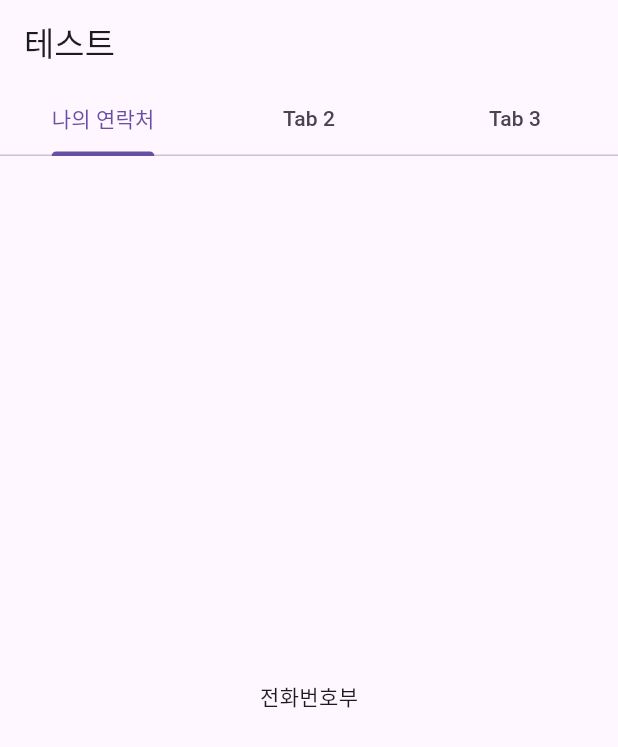
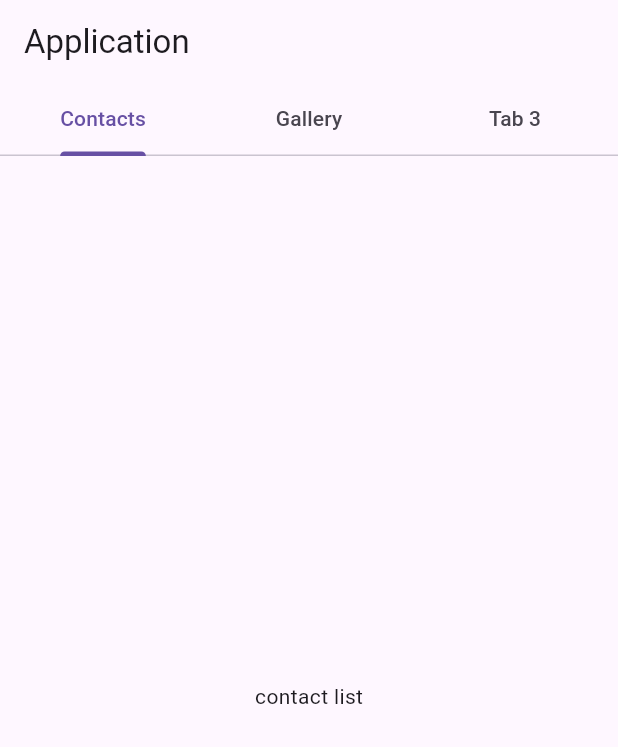
Before and after one commit to LeeHyo-Jeong/MadCamp_Project01, a Flutter app: the screen it shows after launch, on a phone screen of 412 x 824 dp. Shown: the top 747 px of the screen. Run offline on Flutter 3.47's test engine with Material 3 defaults, Android fonts, the phone set to English and light mode, and no system bars; our stand-ins replace contacts_service, permission_handler.

Commit message:
add convinience of get contact list

```diff
--- a/lib/main.dart
+++ b/lib/main.dart
@@ -12,19 +12,19 @@ class MyApp extends StatelessWidget {
         length: 3, // 탭의 개수
         child: Scaffold(
           appBar: AppBar(
-            title: Text('테스트'),
+            title: Text("Application"),
             bottom: TabBar(
               tabs: [
-                Tab(text: '나의 연락처'),
-                Tab(text: 'Tab 2'),
+                Tab(text: 'Contacts'),
+                Tab(text: 'Gallery'),
                 Tab(text: 'Tab 3'),
               ],
             ),
           ),
           body: TabBarView(
             children: [
-              Center(child: Text('전화번호부')),
-              Center(child: Text('Content for Tab 2')),
+              Center(child: Text('contact list')),
+              Center(child: Text('gallery')),
               Center(child: Text('Content for Tab 3')),
             ],
           ),
--- a/pubspec.yaml
+++ b/pubspec.yaml
@@ -35,6 +35,8 @@ dependencies:
   # The following adds the Cupertino Icons font to your application.
   # Use with the CupertinoIcons class for iOS style icons.
   cupertino_icons: ^1.0.6
+  permission_handler: ^11.3.1
+  contacts_service: ^0.6.3
 
 dev_dependencies:
   flutter_test:
```
Also changed, not shown: lib/contact_list.dart (added, +84 -0 lines), pubspec.lock, 3 other files.
